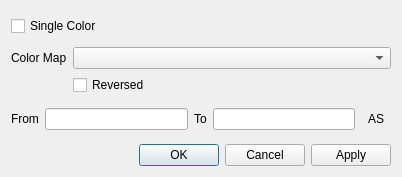
The window that mfixgui/uifiles/color_map.ui (truongd8593/mfix) describes before a commit, drawn with Qt 5.
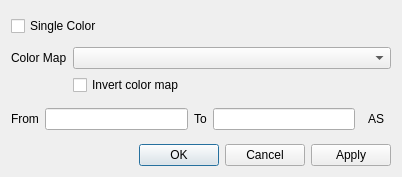
The same window after the commit. Custom widgets are drawn as their Qt base class.

Commit message: added color bar, time label, changed reversed text

Patch:
```diff
--- a/mfixgui/uifiles/color_map.ui
+++ b/mfixgui/uifiles/color_map.ui
@@ -91,7 +91,7 @@
       <item row="2" column="1">
        <widget class="QCheckBox" name="checkbox_reversed">
         <property name="text">
-         <string>Reversed</string>
+         <string>Invert color map</string>
         </property>
        </widget>
       </item>
```
The commit also changes 2 other files.
